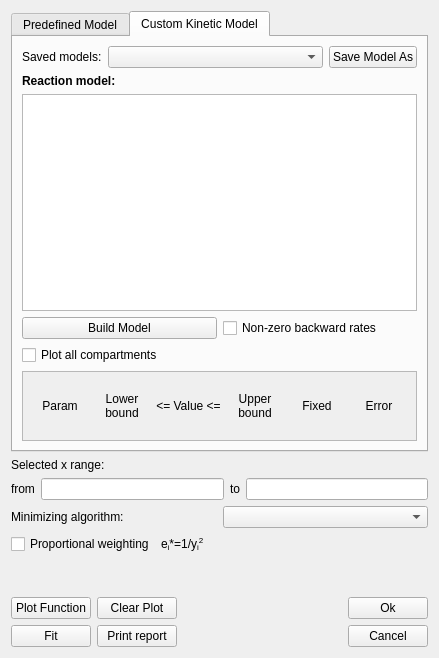
The window that dialogs/gui_fit_widget.ui (dmadea/Spectra-Manipulator) describes before a commit, drawn with Qt 5.
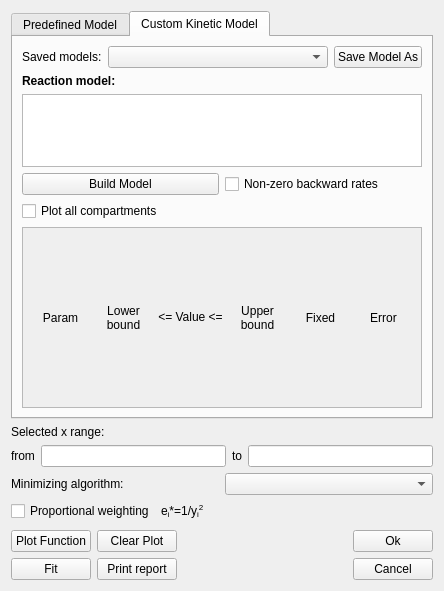
The same window after the commit. The open tabs and pages were chosen to show the change. Custom widgets are drawn as their Qt base class.

```diff
--- a/dialogs/gui_fit_widget.ui
+++ b/dialogs/gui_fit_widget.ui
@@ -6,8 +6,8 @@
    <rect>
     <x>0</x>
     <y>0</y>
-    <width>439</width>
-    <height>658</height>
+    <width>444</width>
+    <height>591</height>
    </rect>
   </property>
   <property name="windowTitle">
@@ -19,7 +19,7 @@
      <item>
       <widget class="QTabWidget" name="tabWidget">
        <property name="sizePolicy">
-        <sizepolicy hsizetype="Expanding" vsizetype="Preferred">
+        <sizepolicy hsizetype="Expanding" vsizetype="Expanding">
          <horstretch>0</horstretch>
          <verstretch>0</verstretch>
         </sizepolicy>
@@ -274,9 +274,9 @@
            <item>
             <widget class="QPlainTextEdit" name="pteScheme">
              <property name="sizePolicy">
-              <sizepolicy hsizetype="Preferred" vsizetype="Expanding">
+              <sizepolicy hsizetype="Preferred" vsizetype="Ignored">
                <horstretch>0</horstretch>
-               <verstretch>0</verstretch>
+               <verstretch>4</verstretch>
               </sizepolicy>
              </property>
              <property name="minimumSize">
@@ -327,14 +327,20 @@
            <item>
             <widget class="QScrollArea" name="scrollArea">
              <property name="sizePolicy">
-              <sizepolicy hsizetype="Expanding" vsizetype="Maximum">
+              <sizepolicy hsizetype="Expanding" vsizetype="Expanding">
                <horstretch>0</horstretch>
-               <verstretch>0</verstretch>
+               <verstretch>10</verstretch>
               </sizepolicy>
              </property>
+             <property name="verticalScrollBarPolicy">
+              <enum>Qt::ScrollBarAsNeeded</enum>
+             </property>
              <property name="horizontalScrollBarPolicy">
               <enum>Qt::ScrollBarAlwaysOff</enum>
              </property>
+             <property name="sizeAdjustPolicy">
+              <enum>QAbstractScrollArea::AdjustIgnored</enum>
+             </property>
              <property name="widgetResizable">
               <bool>true</bool>
              </property>
@@ -343,8 +349,8 @@
                <rect>
                 <x>0</x>
                 <y>0</y>
-                <width>383</width>
-                <height>85</height>
+                <width>388</width>
+                <height>134</height>
                </rect>
               </property>
               <layout class="QGridLayout" name="gridLayout_5">
@@ -512,7 +518,7 @@
         <enum>Qt::Vertical</enum>
        </property>
        <property name="sizeType">
-        <enum>QSizePolicy::Expanding</enum>
+        <enum>QSizePolicy::Ignored</enum>
        </property>
        <property name="sizeHint" stdset="0">
         <size>
```
Left out of the diff: 52 changed lines with no effect on the pictures.
